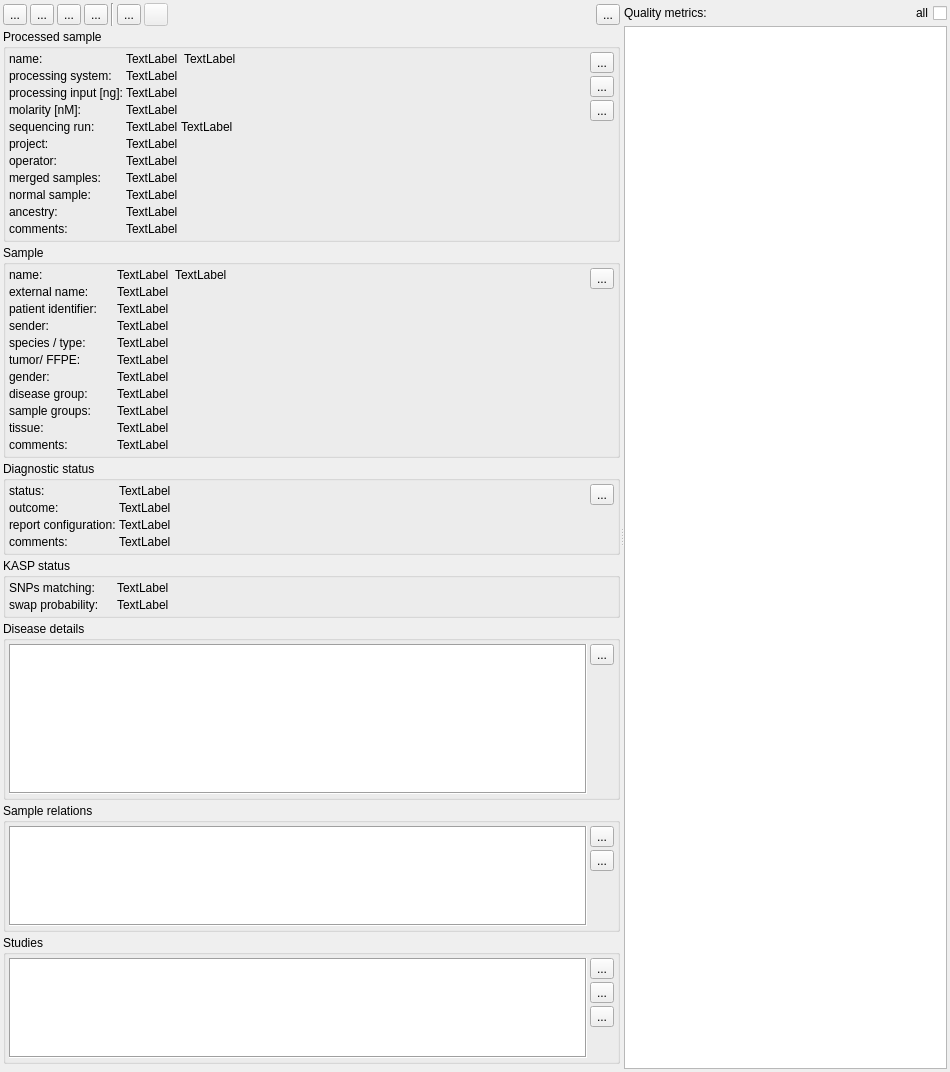
Before: the Qt Designer form src/GSvar/ProcessedSampleWidget.ui in imgag/ngs-bits, drawn with Qt 5.
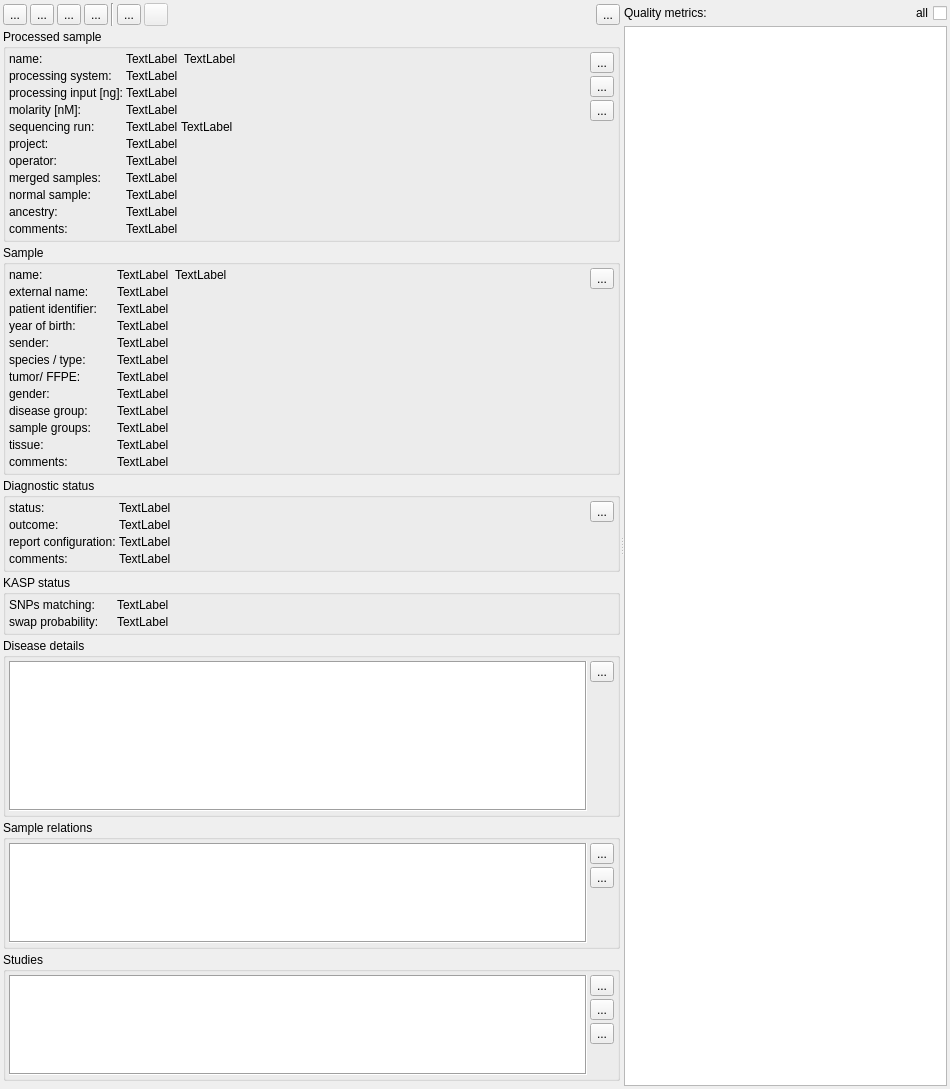
After: the same form once the commit is applied. Icons and pictures are not drawn. Custom widgets are drawn as their Qt base class.

Commit message: GSvar/NGSD: added year of birth

What changed in the file:
```diff
--- a/src/GSvar/ProcessedSampleWidget.ui
+++ b/src/GSvar/ProcessedSampleWidget.ui
@@ -645,7 +645,7 @@
               </property>
              </widget>
             </item>
-            <item row="3" column="0">
+            <item row="4" column="0">
              <widget class="QLabel" name="label_9">
               <property name="toolTip">
                <string>Sample sender and date/person the sample was received (by).</string>
@@ -655,7 +655,7 @@
               </property>
              </widget>
             </item>
-            <item row="3" column="1">
+            <item row="4" column="1">
              <widget class="QLabel" name="sender">
               <property name="text">
                <string>TextLabel</string>
@@ -665,14 +665,14 @@
               </property>
              </widget>
             </item>
-            <item row="4" column="0">
+            <item row="5" column="0">
              <widget class="QLabel" name="label_12">
               <property name="text">
                <string>species / type:</string>
               </property>
              </widget>
             </item>
-            <item row="4" column="1">
+            <item row="5" column="1">
              <widget class="QLabel" name="species_type">
               <property name="text">
                <string>TextLabel</string>
@@ -682,14 +682,14 @@
               </property>
              </widget>
             </item>
-            <item row="5" column="0">
+            <item row="6" column="0">
              <widget class="QLabel" name="label_8">
               <property name="text">
                <string>tumor/ FFPE:</string>
               </property>
              </widget>
             </item>
-            <item row="5" column="1">
+            <item row="6" column="1">
              <widget class="QLabel" name="tumor_ffpe">
               <property name="text">
                <string>TextLabel</string>
@@ -699,14 +699,14 @@
               </property>
              </widget>
             </item>
-            <item row="6" column="0">
+            <item row="7" column="0">
              <widget class="QLabel" name="label_7">
               <property name="text">
                <string>gender:</string>
               </property>
              </widget>
             </item>
-            <item row="6" column="1">
+            <item row="7" column="1">
              <widget class="QLabel" name="gender">
               <property name="text">
                <string>TextLabel</string>
@@ -716,7 +716,7 @@
               </property>
              </widget>
             </item>
-            <item row="7" column="0">
+            <item row="8" column="0">
              <widget class="QLabel" name="label_11">
               <property name="toolTip">
                <string>Disease group and status.</string>
@@ -726,7 +726,7 @@
               </property>
              </widget>
             </item>
-            <item row="7" column="1">
+            <item row="8" column="1">
              <widget class="QLabel" name="disease_group_status">
               <property name="text">
                <string>TextLabel</string>
@@ -736,21 +736,21 @@
               </property>
              </widget>
             </item>
-            <item row="8" column="0">
+            <item row="9" column="0">
              <widget class="QLabel" name="label_15">
               <property name="text">
                <string>sample groups:</string>
               </property>
              </widget>
             </item>
-            <item row="8" column="1">
+            <item row="9" column="1">
              <widget class="QLabel" name="sample_groups">
               <property name="text">
                <string>TextLabel</string>
               </property>
              </widget>
             </item>
-            <item row="10" column="0">
+            <item row="11" column="0">
              <widget class="QLabel" name="label_2">
               <property name="text">
                <string>comments:</string>
@@ -760,7 +760,7 @@
               </property>
              </widget>
             </item>
-            <item row="10" column="1">
+            <item row="11" column="1">
              <widget class="QLabel" name="comments_sample">
               <property name="text">
                <string>TextLabel</string>
@@ -770,14 +770,14 @@
               </property>
              </widget>
             </item>
-            <item row="9" column="1">
+            <item row="10" column="1">
              <widget class="QLabel" name="tissue">
               <property name="text">
                <string>TextLabel</string>
               </property>
              </widget>
             </item>
-            <item row="9" column="0">
+            <item row="10" column="0">
              <widget class="QLabel" name="label_29">
               <property name="text">
                <string>tissue:</string>
@@ -801,6 +801,20 @@
               </property>
              </widget>
             </item>
+            <item row="3" column="0">
+             <widget class="QLabel" name="label_30">
+              <property name="text">
+               <string>year of birth:</string>
+              </property>
+             </widget>
+            </item>
+            <item row="3" column="1">
+             <widget class="QLabel" name="year_ob_birth">
+              <property name="text">
+               <string>TextLabel</string>
+              </property>
+             </widget>
+            </item>
            </layout>
           </item>
           <item>
```
The commit also changes 17 other files.
